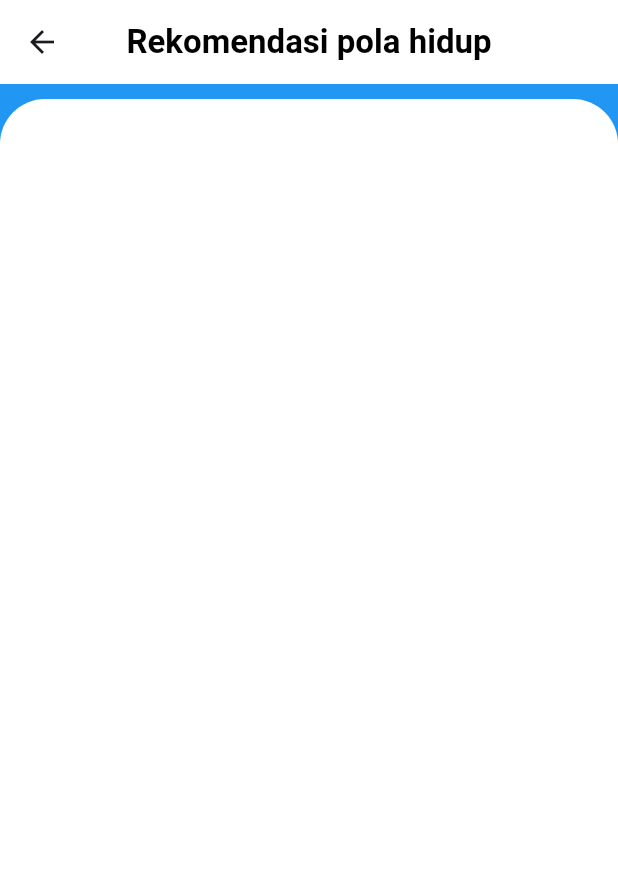
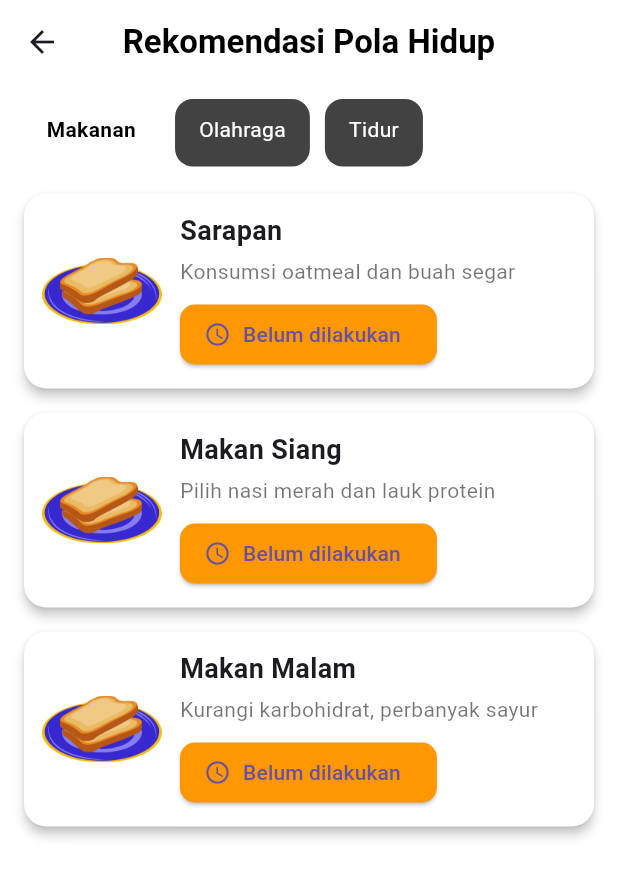
Before and after one commit to MuqtasidRoziq/dietapps-mobile, a Flutter app: the History screen opened by its route, after a tap on the "monitor heart" icon, on a phone screen of 412 x 824 dp. Shown: the top 877 px of the screen. Run offline on Flutter 3.47's test engine with Material 3 defaults, Android fonts, the phone set to English and light mode, and no system bars; our stand-ins replace fl_chart.

Commit message:
add new fitur

```diff
--- /dev/null
+++ b/lib/components/category_button.dart
@@ -0,0 +1,53 @@
+import 'package:flutter/material.dart';
+
+class CategoryBar extends StatelessWidget {
+  final List<String> categories;
+  final String selectedCategory;
+  final Function(String) onCategorySelected;
+
+  const CategoryBar({
+    super.key,
+    required this.categories,
+    required this.selectedCategory,
+    required this.onCategorySelected,
+  });
+
+  @override
+  Widget build(BuildContext context) {
+    return SizedBox(
+      height: 45,
+      child: ListView.builder(
+        scrollDirection: Axis.horizontal,
+        padding: EdgeInsets.symmetric(horizontal: 10),
+        itemCount: categories.length,
+        itemBuilder: (context, index) {
+          String title = categories[index];
+          bool isSelected = selectedCategory == title;
+
+          return Padding(
+            padding: EdgeInsets.symmetric(horizontal: 5),
+            child: GestureDetector(
+              onTap: () => onCategorySelected(title),
+              child: AnimatedContainer(
+                duration: Duration(milliseconds: 200),
+                padding: EdgeInsets.symmetric(horizontal: 16, vertical: 10),
+                decoration: BoxDecoration(
+                  color: isSelected ? Colors.white : Colors.grey[800],
+                  borderRadius: BorderRadius.circular(12),
+                ),
+                child: Text(
+                  title,
+                  style: TextStyle(
+                    color: isSelected ? Colors.black : Colors.white,
+                    fontWeight:
+                        isSelected ? FontWeight.bold : FontWeight.normal,
+                  ),
+                ),
+              ),
+            ),
+          );
+        },
+      ),
+    );
+  }
+}
--- /dev/null
+++ b/lib/components/recomend_section.dart
@@ -0,0 +1,83 @@
+import 'package:diet_apps/components/snackbar.dart';
+import 'package:flutter/material.dart';
+
+class RekomendasiCard extends StatefulWidget {
+  final String title;
+  final String imagePath;
+  final String description;
+
+  const RekomendasiCard({
+    super.key,
+    required this.title,
+    required this.imagePath,
+    required this.description,
+  });
+
+  @override
+  State<RekomendasiCard> createState() => _RekomendasiCardState();
+}
+
+class _RekomendasiCardState extends State<RekomendasiCard> {
+  bool done = false;
+
+  @override
+  Widget build(BuildContext context) {
+    return Card(
+      color: done ? Colors.green[50] : Colors.white,
+      margin: const EdgeInsets.symmetric(vertical: 8, horizontal: 16),
+      shape: RoundedRectangleBorder(borderRadius: BorderRadius.circular(15)),
+      elevation: 3,
+      child: Padding(
+        padding: const EdgeInsets.all(12.0),
+        child: Row(
+          children: [
+            // Gambar makanan/aktivitas
+            ClipRRect(
+              borderRadius: BorderRadius.circular(10),
+              child: Image.asset(
+                widget.imagePath,
+                width: 80,
+                height: 80,
+              ),
+            ),
+            const SizedBox(width: 12),
+
+            // Teks rekomendasi
+            Expanded(
+              child: Column(
+                crossAxisAlignment: CrossAxisAlignment.start,
+                children: [
+                  Text(widget.title,
+                      style: TextStyle(
+                          fontSize: 18, fontWeight: FontWeight.bold)),
+                  const SizedBox(height: 4),
+                  Text(widget.description,
+                      style: const TextStyle(color: Colors.black54)),
+                  const SizedBox(height: 8),
+
+                  // Tombol “Sudah dilakukan”
+                  ElevatedButton.icon(
+                    onPressed: () {
+                      setState(() {
+                        done = !done;
+                        done? ShowAlert(context, "Anda Sudah Melakukan "+widget.title, Colors.green): null;
+                      });
+                    },
+                    icon: Icon(done ? Icons.check : Icons.access_time),
+                    label: Text(done ? "Sudah dilakukan" : "Belum dilakukan"),
+                    style: ElevatedButton.styleFrom(
+                      backgroundColor: done ? Colors.green : Colors.orange,
+                      shape: RoundedRectangleBorder(
+                        borderRadius: BorderRadius.circular(10),
+                      ),
+                    ),
+                  )
+                ],
+              ),
+            ),
+          ],
+        ),
+      ),
+    );
+  }
+}
--- a/lib/components/snackbar.dart
+++ b/lib/components/snackbar.dart
@@ -8,7 +8,8 @@ ShowAlert(BuildContext context, String title, Color color){
       behavior: SnackBarBehavior.floating,
       shape: RoundedRectangleBorder(
         borderRadius: BorderRadius.all(Radius.circular(20))
-      )
+      ),
+      duration: Duration(seconds: 1),
     )
-    );
+  );
 }
--- a/lib/pages/cekpostur.dart
+++ b/lib/pages/cekpostur.dart
@@ -43,7 +43,7 @@ class CekPostur extends StatelessWidget {
                 icon: Icons.upload_file,
                 color: Colors.blueAccent,
                 onPressed: (){
-
+                  Navigator.pushNamed(context, '/result-scan');
                 }
               ),
               MenuButton(
@@ -51,7 +51,7 @@ class CekPostur extends StatelessWidget {
                 icon: Icons.camera_alt,
                 color: Colors.blueAccent,
                 onPressed: (){
-
+                  Navigator.pushNamed(context, '/opencamera');
                 }
               ),
             ],
--- a/lib/pages/history.dart
+++ b/lib/pages/history.dart
@@ -2,8 +2,30 @@ import 'package:diet_apps/components/buttom_navigation.dart';
 import 'package:flutter/material.dart';
 import 'package:fl_chart/fl_chart.dart';
 
-class History extends StatelessWidget {
+class History extends StatefulWidget {
   const History({super.key});
+
+  @override
+  State<History> createState() => _HistoryState();
+
+  static BarChartGroupData _makeGroup(int x, double y) {
+    return BarChartGroupData(
+      x: x,
+      barRods: [
+        BarChartRodData(
+          toY: y,
+          color: Colors.blue.shade600,
+          width: 30,
+          borderRadius: BorderRadius.circular(2),
+        ),
+      ],
+      showingTooltipIndicators: [0],
+    );
+  }
+
+}
+
+class _HistoryState extends State<History> {
 
   @override
   Widget build(BuildContext context) {
@@ -12,8 +34,8 @@ class History extends StatelessWidget {
         padding: const EdgeInsets.all(10),
         children: [
           Container(
-            padding: const EdgeInsets.all(20),
-            child: const Center(
+            padding: EdgeInsets.all(20),
+            child: Center(
               child: Text(
                 "Grafik Perkembangan",
                 style: TextStyle(fontSize: 26, fontWeight: FontWeight.bold),
@@ -23,22 +45,36 @@ class History extends StatelessWidget {
 
           // === Container Grafik ===
           Container(
-            padding: const EdgeInsets.symmetric(horizontal: 30, vertical: 30),
+            padding: EdgeInsets.symmetric(horizontal: 30, vertical: 30),
             decoration: BoxDecoration(
-              color: Colors.blueGrey.shade100,
+              color: Colors.white,
               borderRadius: BorderRadius.circular(10),
+              boxShadow: [
+                BoxShadow(
+                  color: Colors.grey,
+                  offset: Offset(2, 2),
+                  blurRadius: 5
+                )
+              ]
             ),
             child: Column(
               crossAxisAlignment: CrossAxisAlignment.start,
               children: [
-                const Text(
-                  "Perkembangan Berat Badan (kg)",
-                  style: TextStyle(
-                    fontSize: 18,
-                    fontWeight: FontWeight.bold,
-                  ),
+                Row(
+                  children: [
+                    Text(
+                      "Perkembangan Berat Badan (kg)",
+                      style: TextStyle(
+                        fontSize: 18,
+                        fontWeight: FontWeight.bold,
+                      ),
+                    ),
+                    // DropdownButton<String>(
+                    //   value: _selectedValue,
+                    //   items: <String>['Januari', 'Februari', 'Maret'].map((Strng value)), onChanged: onChanged)
+                  ],
                 ),
-                const SizedBox(height: 20),
+                SizedBox(height: 20),
                 AspectRatio(
                   aspectRatio: 1.9,
                   child: BarChart(
@@ -46,8 +82,8 @@ class History extends StatelessWidget {
                       // === Garis Sumbu (Tebal di kiri & bawah) ===
                       borderData: FlBorderData(
                         show: true,
-                        border: const Border(
-                          bottom: BorderSide(color: Colors.black, width: 1),
+                        border: Border(
+                          bottom: BorderSide(color: Colors.black, width: 0.5),
                           left: BorderSide(color: Colors.transparent),
                           right: BorderSide(color: Colors.transparent),
                           top: BorderSide(color: Colors.transparent),
@@ -55,7 +91,7 @@ class History extends StatelessWidget {
                       ),
 
                       minY: 0,
-                      maxY: 100,
+                      maxY: 150,
 
                       gridData: FlGridData(
                         show: true,
@@ -112,13 +148,13 @@ class History extends StatelessWidget {
 
                       // === Data Batang ===
                       barGroups: [
-                        _makeGroup(0, 90),
-                        _makeGroup(1, 76),
-                        _makeGroup(2, 75),
-                        _makeGroup(3, 74),
-                        _makeGroup(4, 73),
-                        _makeGroup(5, 73),
-                        _makeGroup(6, 72),
+                        History._makeGroup(0, 90),
+                        History._makeGroup(1, 76),
+                        History._makeGroup(2, 75),
+                        History._makeGroup(3, 74),
+                        History._makeGroup(4, 73),
+                        History._makeGroup(5, 73),
+                        History._makeGroup(6, 72),
                       ],
                     ),
                   ),
@@ -131,20 +167,4 @@ class History extends StatelessWidget {
       bottomNavigationBar: const BottomNav(currentIndex: 2),
     );
   }
-
-  // === Helper untuk Bar Chart ===
-  static BarChartGroupData _makeGroup(int x, double y) {
-    return BarChartGroupData(
-      x: x,
-      barRods: [
-        BarChartRodData(
-          toY: y,
-          color: Colors.blue.shade600,
-          width: 22,
-          borderRadius: BorderRadius.circular(4),
-        ),
-      ],
-      showingTooltipIndicators: [0],
-    );
-  }
 }
--- a/lib/pages/homepage.dart
+++ b/lib/pages/homepage.dart
@@ -16,7 +16,7 @@ class _HomepageState extends State<Homepage> {
   @override
   Widget build(BuildContext context) {
     return Scaffold(
-      backgroundColor: Colors.white, //(0xFFD5ECF4),
+      backgroundColor: Colors.white,
       body: Center(
         child: ListView(
           padding: EdgeInsets.all(10),
@@ -104,19 +104,19 @@ class _HomepageState extends State<Homepage> {
           ),
           SizedBox(height: 10,),
           Article('assets/images/google_logo.png', "google telah mendapatkan anugerahnya dalam menciptakan ai", "12 Juny 2025", (){
-
+            Navigator.pushNamed(context, "/details-article");
           }),
           Article('assets/images/google_logo.png', "google telah mendapatkan anugerahnya dalam menciptakan ai", "12 Juny 2025", (){
-
+            Navigator.pushNamed(context, "/details-article");
           }),
           Article('assets/images/google_logo.png', "google telah mendapatkan anugerahnya dalam menciptakan ai", "12 Juny 2025", (){
-
+            Navigator.pushNamed(context, "/details-article");
           }),
           Article('assets/images/google_logo.png', "google telah mendapatkan anugerahnya dalam menciptakan ai", "12 Juny 2025", (){
-
+            Navigator.pushNamed(context, "/details-article");
           }),
           Article('assets/images/google_logo.png', "google telah mendapatkan anugerahnya dalam menciptakan ai", "12 Juny 2025", (){
-
+            Navigator.pushNamed(context, "/details-article");
           }),
           ],
         ),
--- a/lib/pages/polahidup.dart
+++ b/lib/pages/polahidup.dart
@@ -1,5 +1,5 @@
-import 'dart:math';
-
+import 'package:diet_apps/components/category_button.dart';
+import 'package:diet_apps/components/recomend_section.dart';
 import 'package:flutter/material.dart';
 
 class RePolahidup extends StatefulWidget {
@@ -10,81 +10,86 @@ class RePolahidup extends StatefulWidget {
 }
 
 class _RePolahidupState extends State<RePolahidup> {
-    String selectedCategory = "Makanan";
+  String selectedCategory = "Makanan";
 
+  final Map<String, List<Map<String, String>>> recommendations = {
+    "Makanan": [
+      {
+        "title": "Sarapan",
+        "image": "assets/images/sarapan.png",
+        "desc": "Konsumsi oatmeal dan buah segar",
+      },
+      {
+        "title": "Makan Siang",
+        "image": "assets/images/sarapan.png",
+        "desc": "Pilih nasi merah dan lauk protein",
+      },
+      {
+        "title": "Makan Malam",
+        "image": "assets/images/sarapan.png",
+        "desc": "Kurangi karbohidrat, perbanyak sayur",
+      },
+    ],
+    "Olahraga": [
+      {
+        "title": "Jogging Pagi",
+        "image": "assets/images/run_iklan.png",
+        "desc": "Minimal 30 menit jalan cepat",
+      },
+      {
+        "title": "Stretching",
+        "image": "assets/images/run_iklan.png",
+        "desc": "Peregangan otot ringan",
+      },
+    ],
+    "Tidur": [
+      {
+        "title": "Waktu Tidur Ideal",
+        "image": "assets/images/run_iklan.png",
+        "desc": "Tidur cukup 7-8 jam per malam",
+      },
+    ],
+  };
 
   @override
   Widget build(BuildContext context) {
     return Scaffold(
-      backgroundColor: Colors.blue,
+      backgroundColor: Colors.white,
       appBar: AppBar(
         backgroundColor: Colors.white,
         elevation: 0,
         title: const Text(
-          "Rekomendasi pola hidup",
+          "Rekomendasi Pola Hidup",
           style: TextStyle(color: Colors.black, fontWeight: FontWeight.bold),
         ),
         centerTitle: true,
       ),
       body: Column(
         children: [
-          SizedBox(height: 10,),
-          Padding(
-            padding: const EdgeInsets.symmetric(horizontal: 20),
-            child: Row(
-                  mainAxisAlignment: MainAxisAlignment.spaceBetween,
-                  children: [
-
-                  ],
+          const SizedBox(height: 10),
+          CategoryBar(
+            categories: ["Makanan", "Olahraga", "Tidur"],
+            selectedCategory: selectedCategory,
+            onCategorySelected: (category) {
+              setState(() {
+                selectedCategory = category;
+              });
+            },
+          ),
+          const SizedBox(height: 10),
+          Expanded(
+            child: ListView(
+              children: (recommendations[selectedCategory] ?? [])
+                  .map((item) => RekomendasiCard(
+                        title: item["title"]!,
+                        imagePath: item["image"]!,
+                        description: item["desc"]!,
+                      ))
+                  .toList(),
             ),
-            ),
-            Expanded(child: Container(
-              width: double.infinity,
-              decoration: const BoxDecoration(
-                color: Colors.white,
-                borderRadius: BorderRadius.only(
-                  topLeft: Radius.circular(30),
-                  topRight: Radius.circular(30),
-                ),
-              ),
-              child: Padding(
-                padding: const EdgeInsets.all(20),
-
-                ),
-            ))
+          ),
         ],
       ),
     );
   }
-  Widget buildCategoryButton(String title) {
-    bool isSelected = selectedCategory == title;
-
-    return Expanded(
-      child: GestureDetector(
-        onTap: () {
-          setState(() {
-            selectedCategory = title;
-          });
-        },
-        child: Container(
-          padding: const EdgeInsets.symmetric(vertical: 10),
-          margin: const EdgeInsets.symmetric(horizontal: 5),
-          decoration: BoxDecoration(
-            color: isSelected ? Colors.blue : Colors.transparent,
-            borderRadius: BorderRadius.circular(15),
-            border: Border.all(color: Colors.white),
-          ),
-          child: Center(
-            child: Text(
-              title,
-              style: TextStyle(
-                color: isSelected ? Colors.green[800] : Colors.white,
-                fontWeight: FontWeight.bold,
-              ),
-            ),
-          ),
-        ),
-      ),
-    );
-  }
 }
--- a/lib/pages/profile.dart
+++ b/lib/pages/profile.dart
@@ -78,7 +78,9 @@ class Profile extends StatelessWidget {
                 ),
               ),
             ),
+            SizedBox(height: 10,)
           ],
+
         ),
 
       bottomNavigationBar: BottomNav(currentIndex: 3),
```
Also changed, not shown: lib/main.dart (+7 -0 lines), lib/pages/all_article.dart (+20 -11 lines), lib/pages/details-article.dart (added, +12 -0 lines), lib/pages/scan/open_camera.dart (added, +49 -0 lines), lib/pages/scan/result_scan.dart (added, +40 -0 lines).
